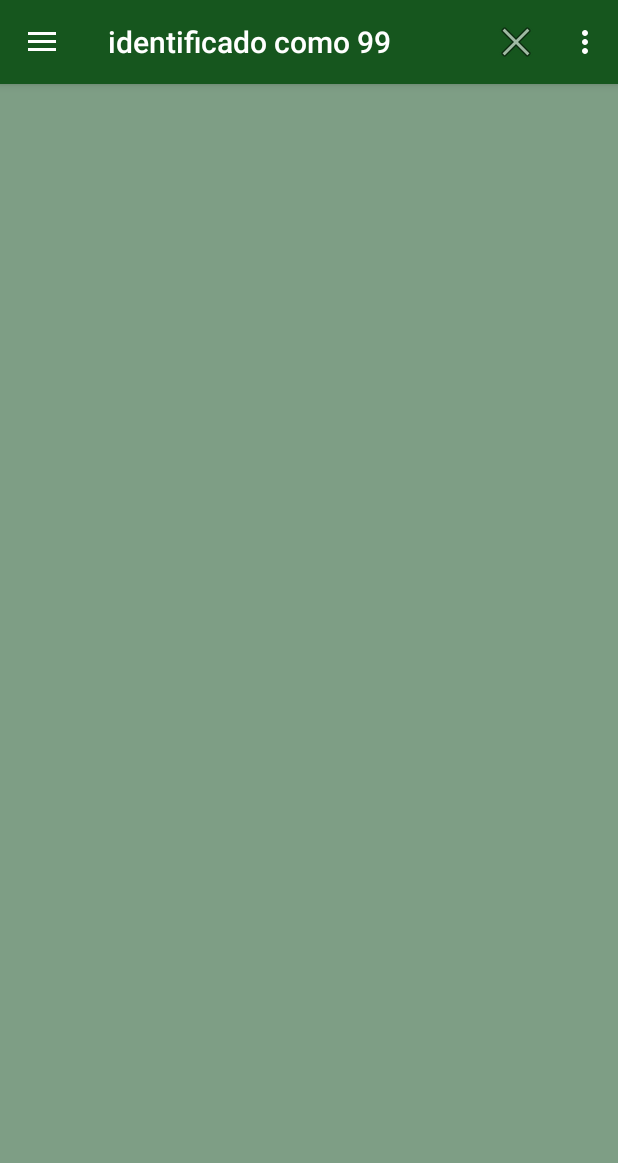
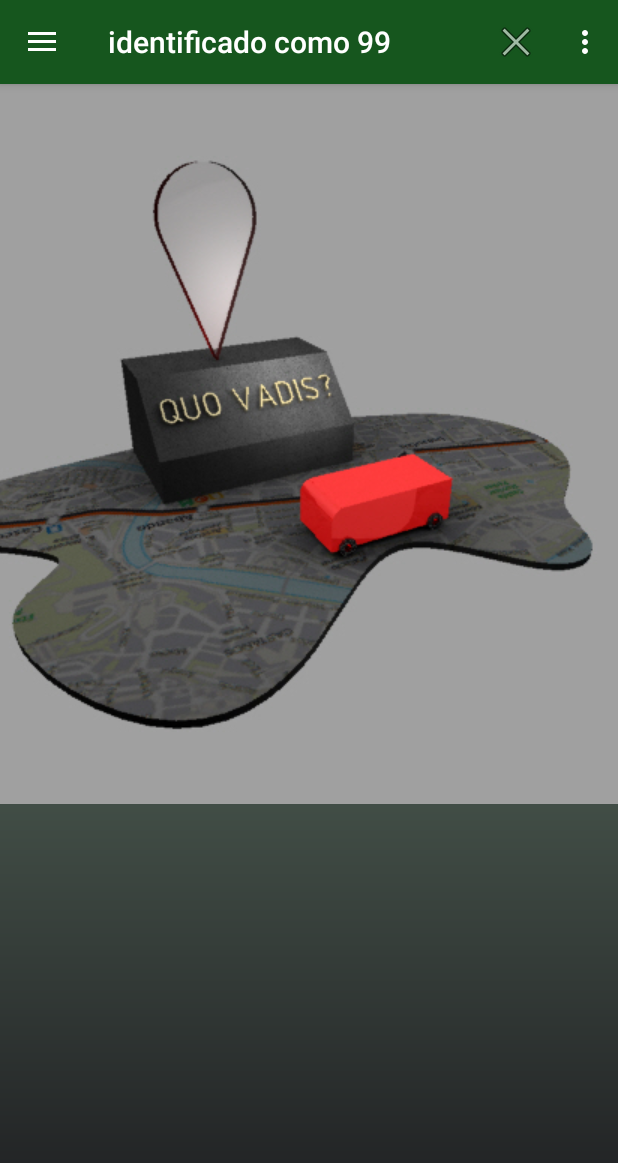
Before and after one commit to llaveru/proyectosabado, an Android app: the screen it shows after launch (MainActivity), on a phone screen of 412 x 824 dp. Shown: the top 1163 px of the screen. Run offline under Robolectric (Android 15) with nearby library versions, the phone set to English and light mode, and no system bars.

```diff
--- /dev/null
+++ b/app/src/main/res/drawable/fondodegradado.xml
@@ -0,0 +1,7 @@
+<shape
+    xmlns:android="http://schemas.android.com/apk/res/android">
+    <gradient
+        android:startColor="@color/fondoPrincipal"
+        android:endColor="#1d1d20"
+        android:angle="270" />
+</shape>
--- a/app/src/main/res/layout/content_main.xml
+++ b/app/src/main/res/layout/content_main.xml
@@ -6,11 +6,17 @@
     android:layout_height="match_parent"
     android:id="@+id/contenedor"
     app:layout_behavior="@string/appbar_scrolling_view_behavior"
-    android:background="@color/fondoPrincipal"
+    android:background="@drawable/fondodegradado"
+
     tools:context="com.example.hpasarin.sistemalogin2.MainActivity"
     tools:showIn="@layout/app_bar_main">
 
+    <ImageView
+        android:layout_width="wrap_content"
+        android:layout_height="wrap_content"
 
+        android:src="@drawable/quovadis3d3"
+        android:scaleType="centerCrop" />
  <!--   <FrameLayout
         android:id="@+id/contenedorDeFrames"
         android:layout_width="match_parent"
--- a/app/src/main/res/xml/preferencias.xml
+++ b/app/src/main/res/xml/preferencias.xml
@@ -40,7 +40,7 @@
         android:icon="@android:drawable/ic_menu_manage"
         android:key="usuarioActual"
         android:title="usuario actual"
-        android:enabled="true"
+        android:enabled="false"
         />
 
     </PreferenceCategory>
```
Also changed, not shown: app/src/main/java/com/example/hpasarin/sistemalogin2/MapsActivity.java (+23 -4 lines), app/src/main/res/drawable/quovadis3d3.jpg (added).
